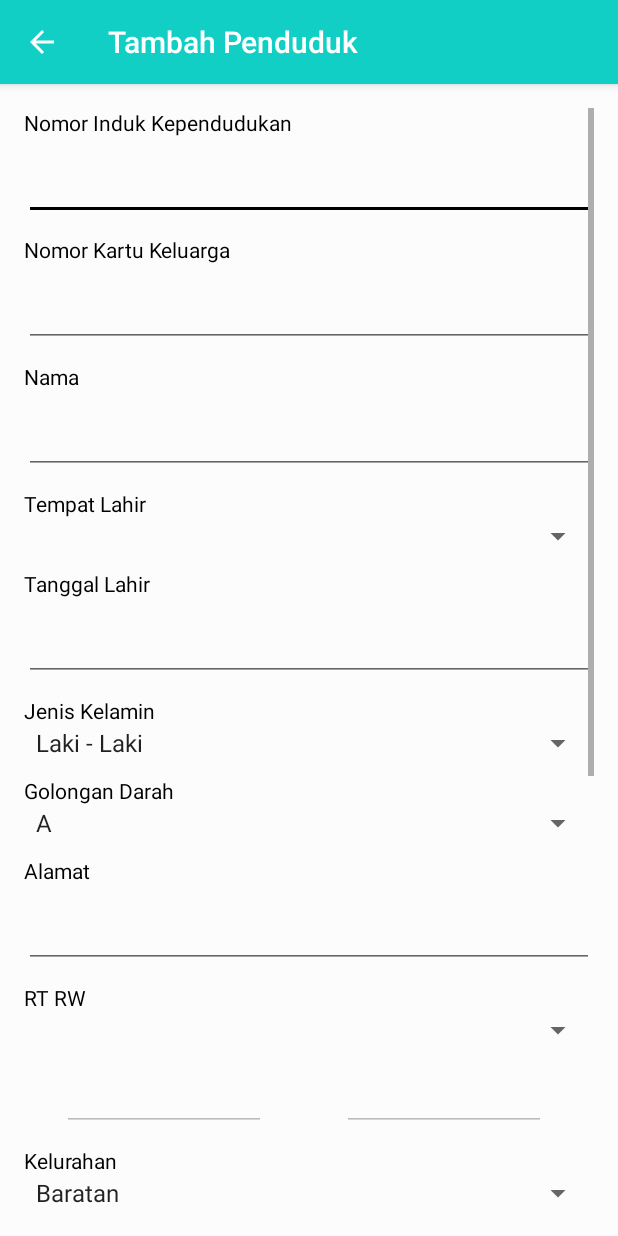
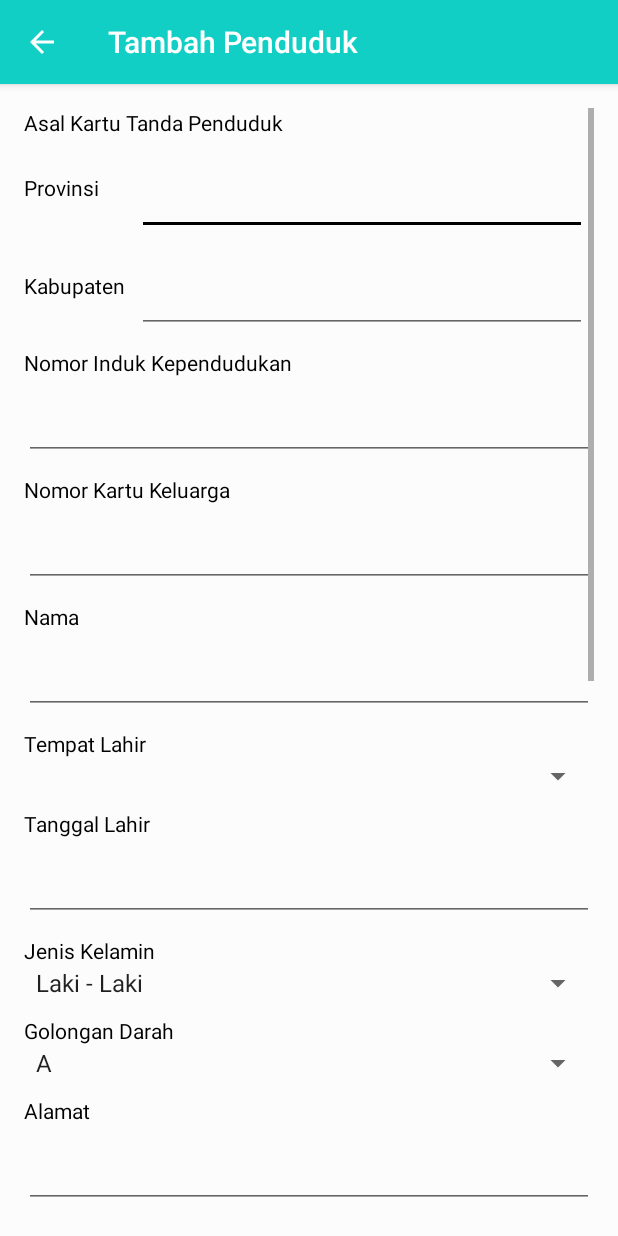
Before and after one commit to MrAlligator/AndroidSIPEKA, an Android app: the TambahActivity screen opened directly, with no data from a screen before it, on a phone screen of 412 x 824 dp. Run offline under Robolectric (Android 15) with nearby library versions, the phone set to English and light mode, and no system bars; our stand-ins replace ButterKnife; libraries missing offline, so code that uses them is left out: meridianid.farizdotid.actdaerahindonesia; pictures from the network do not load; 6 statements that could not run were skipped.

Commit message:
AutoComplete Coba

```diff
--- a/app/src/main/java/com/example/sipeka/Model/Response/ResultItem.java
+++ b/app/src/main/java/com/example/sipeka/Model/Response/ResultItem.java
@@ -3,6 +3,8 @@ package com.example.sipeka.Model.Response;
 public class ResultItem {
 	private String id_kabkot;
 	private String nama_kabkot;
+	private String id_kec;
+	private String nama_kec;
 
 	public String getId_kabkot() {
 		return id_kabkot;
--- a/app/src/main/java/com/example/sipeka/Rest/ApiClient.java
+++ b/app/src/main/java/com/example/sipeka/Rest/ApiClient.java
@@ -4,7 +4,7 @@ import retrofit2.Retrofit;
 import retrofit2.converter.gson.GsonConverterFactory;
 
 public class ApiClient {
-    public static final String BASE_URL = "http://192.168.1.5/kelompok_5/";
+    public static final String BASE_URL = "http://192.168.1.14/kelompok_5/";
     private static Retrofit retrofit;
     public static Retrofit getClient() {
         if (retrofit==null) {
--- a/app/src/main/java/com/example/sipeka/Rest/Spinner/BaseApiService.java
+++ b/app/src/main/java/com/example/sipeka/Rest/Spinner/BaseApiService.java
@@ -8,4 +8,7 @@ import retrofit2.http.GET;
 public interface BaseApiService {
     @GET("kabkot_android")
     Call<ResponseKab> getSemuaKabupaten();
+
+    @GET("kec_android")
+    Call<ResponseKab> getSemuaKecamatan();
 }
--- a/app/src/main/java/com/example/sipeka/Rest/Spinner/UtilsApi.java
+++ b/app/src/main/java/com/example/sipeka/Rest/Spinner/UtilsApi.java
@@ -3,7 +3,7 @@ package com.example.sipeka.Rest.Spinner;
 public class UtilsApi {
 
     // 192.168.1.5 ini adalah localhost.
-    public static final String BASE_URL_API = "http://192.168.1.5/kelompok_5/";
+    public static final String BASE_URL_API = "http://192.168.1.14/kelompok_5/";
 
     // Mendeklarasikan Interface BaseApiService
     public static BaseApiService getAPIService(){
--- a/app/src/main/java/com/example/sipeka/TambahActivity.java
+++ b/app/src/main/java/com/example/sipeka/TambahActivity.java
@@ -12,7 +12,9 @@ import android.net.Uri;
 import android.os.Bundle;
 import android.provider.MediaStore;
 import android.view.View;
+import android.widget.AdapterView;
 import android.widget.ArrayAdapter;
+import android.widget.AutoCompleteTextView;
 import android.widget.Button;
 import android.widget.DatePicker;
 import android.widget.EditText;
@@ -22,7 +24,9 @@ import android.widget.Toast;
 
 import com.example.sipeka.Model.Ktp.PostPutDelKtp;
 import com.example.sipeka.Model.Response.ResponseKab;
+import com.example.sipeka.Model.Response.ResponseKec;
 import com.example.sipeka.Model.Response.ResultItem;
+import com.example.sipeka.Model.Response.ResultItemKec;
 import com.example.sipeka.Rest.ApiClient;
 import com.example.sipeka.Rest.ApiInterface;
 import com.example.sipeka.Rest.Spinner.BaseApiService;
@@ -36,6 +40,11 @@ import java.util.Locale;
 
 import butterknife.BindView;
 import butterknife.ButterKnife;
+import meridianid.farizdotid.actdaerahindonesia.adapter.SuggestionDesaAdapter;
+import meridianid.farizdotid.actdaerahindonesia.adapter.SuggestionKabAdapter;
+import meridianid.farizdotid.actdaerahindonesia.adapter.SuggestionKecAdapter;
+import meridianid.farizdotid.actdaerahindonesia.adapter.SuggestionProvAdapter;
+import meridianid.farizdotid.actdaerahindonesia.util.JsonParse;
 import retrofit2.Call;
 import retrofit2.Callback;
 import retrofit2.Response;
@@ -50,7 +59,9 @@ public class TambahActivity extends AppCompatActivity {
     private static final int galleryCode = 100;
     private Calendar calendar;
     private EditText txtTanggal, txtNama, txtNIK, txtNoKK, txtAlamat, txtRT, txtRW, txtPekerjaan, txtBerlaku;
-    private Spinner  SpJenKel, SpGoldar, SpKodeRT, SpKelurahan, SpKecamatan, SpAgama, SpStatus, SpKewarganegaraan;
+    private Spinner  SpJenKel, SpGoldar, SpKodeRT, SpAgama, SpStatus, SpKewarganegaraan;
+    private AutoCompleteTextView ACTVProv, ACTVKab, ACTVKec, ACTVKel;
+    private JsonParse jsonParse;
     ApiInterface mApiInterface;
     @BindView(R.id.txtKota)
     Spinner SpKota;
@@ -67,6 +78,7 @@ public class TambahActivity extends AppCompatActivity {
         ButterKnife.bind(this);
         mContext = this;
         mApiService = UtilsApi.getAPIService();
+        jsonParse = new JsonParse(this);
 
         initSpinnerDosen();
         mContext = this;
@@ -88,11 +100,13 @@ public class TambahActivity extends AppCompatActivity {
         SpJenKel = findViewById(R.id.txtJenkel);
         SpGoldar = findViewById(R.id.txtGoldar);
         SpKodeRT = findViewById(R.id.txtRT);
-        SpKelurahan = findViewById(R.id.txtKelurahan);
-        SpKecamatan = findViewById(R.id.txtKecamatan);
         SpAgama = findViewById(R.id.txtAgama);
         SpStatus = findViewById(R.id.txtStatus);
         SpKewarganegaraan = findViewById(R.id.txtKewarganegaraan);
+        ACTVKec = findViewById(R.id.txtKecamatan);
+        ACTVKel = findViewById(R.id.txtKelurahan);
+        ACTVKab = findViewById(R.id.txtKab);
+        ACTVProv = findViewById(R.id.txtProv);
 
         mApiInterface = ApiClient.getClient().create(ApiInterface.class);
 
@@ -101,7 +115,7 @@ public class TambahActivity extends AppCompatActivity {
         btnSimpan.setOnClickListener(new View.OnClickListener() {
             @Override
             public void onClick(View v) {
-                Call<PostPutDelKtp> postKontakCall = mApiInterface.postKtp(txtNIK.getText().toString(), txtNoKK.getText().toString(), txtNama.getText().toString(), SpKota.getSelectedItem().toString(), txtTanggal.getText().toString(), SpJenKel.getSelectedItem().toString(), SpGoldar.getSelectedItem().toString(), txtAlamat.getText().toString(), SpKodeRT.getSelectedItem().toString(), SpKelurahan.getSelectedItem().toString(), SpKecamatan.getSelectedItem().toString(), SpAgama.getSelectedItem().toString(), SpStatus.getSelectedItem().toString(), txtPekerjaan.getText().toString(), SpKewarganegaraan.getSelectedItem().toString(), txtBerlaku.getText().toString());
+                Call<PostPutDelKtp> postKontakCall = mApiInterface.postKtp(txtNIK.getText().toString(), txtNoKK.getText().toString(), txtNama.getText().toString(), SpKota.getSelectedItem().toString(), txtTanggal.getText().toString(), SpJenKel.getSelectedItem().toString(), SpGoldar.getSelectedItem().toString(), txtAlamat.getText().toString(), SpKodeRT.getSelectedItem().toString(), ACTVKel.getText().toString(), ACTVKec.getText().toString(), SpAgama.getSelectedItem().toString(), SpStatus.getSelectedItem().toString(), txtPekerjaan.getText().toString(), SpKewarganegaraan.getSelectedItem().toString(), txtBerlaku.getText().toString());
                 postKontakCall.enqueue(new Callback<PostPutDelKtp>() {
                     @Override
                     public void onResponse(Call<PostPutDelKtp> call, Response<PostPutDelKtp> response) {
@@ -150,6 +164,47 @@ public class TambahActivity extends AppCompatActivity {
                 new DatePickerDialog(TambahActivity.this, date,
                         calendar.get(Calendar.YEAR), calendar.get(Calendar.MONTH),
                         calendar.get(Calendar.DAY_OF_MONTH)).show();
+            }
+        });
+        ACTVProv.setAdapter(new SuggestionProvAdapter(this, ACTVProv.getText().toString()));
+        ACTVProv.setThreshold(1);
+        ACTVProv.setOnItemClickListener(new AdapterView.OnItemClickListener() {
+            @Override
+            public void onItemClick(AdapterView<?> parent, View view, int position, long id) {
+                String namaProv = parent.getItemAtPosition(position).toString();
+                jsonParse.searchIdProv(namaProv);
+            }
+        });
+
+        ACTVKab.setAdapter(new SuggestionKabAdapter(this, ACTVProv.getText().toString(),
+                ACTVKab.getText().toString()));
+        ACTVKab.setThreshold(1);
+        ACTVKab.setOnItemClickListener(new AdapterView.OnItemClickListener() {
+            @Override
+            public void onItemClick(AdapterView<?> parent, View view, int position, long id) {
+                String namaKab = parent.getItemAtPosition(position).toString();
+                jsonParse.searchIdKab(namaKab);
+            }
+        });
+
+        ACTVKec.setAdapter(new SuggestionKecAdapter(this, ACTVKab.getText().toString(),
+                ACTVKec.getText().toString()));
+        ACTVKec.setThreshold(1);
+        ACTVKec.setOnItemClickListener(new AdapterView.OnItemClickListener() {
+            @Override
+            public void onItemClick(AdapterView<?> parent, View view, int position, long id) {
+                String namaKec = parent.getItemAtPosition(position).toString();
+                jsonParse.searchIdKec(namaKec);
+            }
+        });
+
+        ACTVKel.setAdapter(new SuggestionDesaAdapter(this, ACTVKec.getText().toString(),
+                ACTVKel.getText().toString()));
+        ACTVKel.setThreshold(1);
+        ACTVKel.setOnItemClickListener(new AdapterView.OnItemClickListener() {
+            @Override
+            public void onItemClick(AdapterView<?> parent, View view, int position, long id) {
+
             }
         });
     }
--- a/app/src/main/res/layout/activity_tambah.xml
+++ b/app/src/main/res/layout/activity_tambah.xml
@@ -20,13 +20,75 @@
             android:layout_width="match_parent"
             android:layout_height="match_parent">
 
+
             <TextView
+                android:id="@+id/textView01"
+                android:layout_width="match_parent"
+                android:layout_height="wrap_content"
+                android:text="Asal Kartu Tanda Penduduk"
+                android:textColor="#000000"
+                android:textSize="14sp"
+                />
+
+            <LinearLayout
+                android:layout_marginTop="10dp"
+                android:id="@+id/Line2"
+                android:layout_below="@+id/textView01"
+                android:layout_width="match_parent"
+                android:layout_height="wrap_content"
+                android:orientation="horizontal">
+
+                <TextView
+                    android:layout_width="75dp"
+                    android:layout_height="wrap_content"
+                    android:id="@+id/Prov"
+                    android:text="Provinsi"
+                    android:textColor="#000000"
+                    android:textSize="14sp"
+                    />
+                <AutoCompleteTextView
+                    android:layout_width="300dp"
+                    android:layout_height="wrap_content"
+                    android:id="@+id/txtProv"
+                    android:layout_marginTop="10dp"
+                    />
+
+            </LinearLayout>
+
+            <LinearLayout
+                android:layout_marginTop="10dp"
+                android:id="@+id/Line3"
+                android:layout_below="@+id/Line2"
+                android:layout_width="match_parent"
+                android:layout_height="wrap_content"
+                android:orientation="horizontal">
+
+                <TextView
+                    android:layout_width="75dp"
+                    android:layout_height="wrap_content"
+                    android:id="@+id/Kab"
+                    android:text="Kabupaten"
+                    android:textColor="#000000"
+                    android:textSize="14sp"
+                    />
+                <AutoCompleteTextView
+                    android:layout_width="300dp"
+                    android:layout_height="wrap_content"
+                    android:id="@+id/txtKab"
+                    android:layout_marginTop="10dp"
+                    />
+
+            </LinearLayout>
+
+            <TextView
+                android:layout_below="@id/Line3"
                 android:id="@+id/textView1"
                 android:layout_width="match_parent"
                 android:layout_height="wrap_content"
                 android:text="Nomor Induk Kependudukan"
                 android:textColor="#000000"
                 android:textSize="14sp"
+                android:layout_marginTop="10dp"
                 />
 
             <EditText
@@ -271,16 +333,14 @@
                 android:layout_alignRight="@+id/textView1"
                 />
 
-            <Spinner
+            <AutoCompleteTextView
                 android:layout_below="@+id/textView10"
                 android:id="@+id/txtKelurahan"
                 android:layout_alignRight="@id/textView1"
                 android:layout_alignLeft="@id/textView1"
                 android:layout_width="match_parent"
                 android:layout_height="wrap_content"
-                android:entries="@array/kelurahan"
-                >
-            </Spinner>
+                />
 
             <TextView
                 android:id="@+id/textView11"
@@ -295,16 +355,14 @@
                 android:layout_alignRight="@+id/textView1"
                 />
 
-            <Spinner
+            <AutoCompleteTextView
                 android:layout_below="@+id/textView11"
                 android:id="@+id/txtKecamatan"
                 android:layout_alignRight="@id/textView1"
                 android:layout_alignLeft="@id/textView1"
                 android:layout_width="match_parent"
                 android:layout_height="wrap_content"
-                android:entries="@array/kecamatan"
-                >
-            </Spinner>
+                />
 
             <TextView
                 android:id="@+id/textView12"
--- a/app/src/main/res/xml/network_security_config.xml
+++ b/app/src/main/res/xml/network_security_config.xml
@@ -1,7 +1,7 @@
 <?xml version="1.0" encoding="utf-8"?>
 <network-security-config>
     <domain-config cleartextTrafficPermitted = "true">
-        <domain includeSubdomains = "true">192.168.1.5
+        <domain includeSubdomains = "true">192.168.1.14
         </domain>
     </domain-config>
 </network-security-config>
```
Also changed, not shown: app/src/main/java/com/example/sipeka/Model/Indonesia/Desa.java (added, +42 -0 lines), app/src/main/java/com/example/sipeka/Model/Indonesia/Kabupaten.java (added, +41 -0 lines), app/src/main/java/com/example/sipeka/Model/Indonesia/Kecamatan.java (added, +41 -0 lines), app/src/main/java/com/example/sipeka/Model/Indonesia/Provinsi.java (added, +31 -0 lines), app/src/main/java/com/example/sipeka/Model/Response/ResponseKec.java (added, +33 -0 lines), app/src/main/java/com/example/sipeka/Model/Response/ResultItemKec.java (added, +31 -0 lines), app/src/main/java/com/example/sipeka/Util/JsonParse.java (added, +234 -0 lines), app/src/main/java/com/example/sipeka/Util/SharedPref.java (added, +9 -0 lines).
